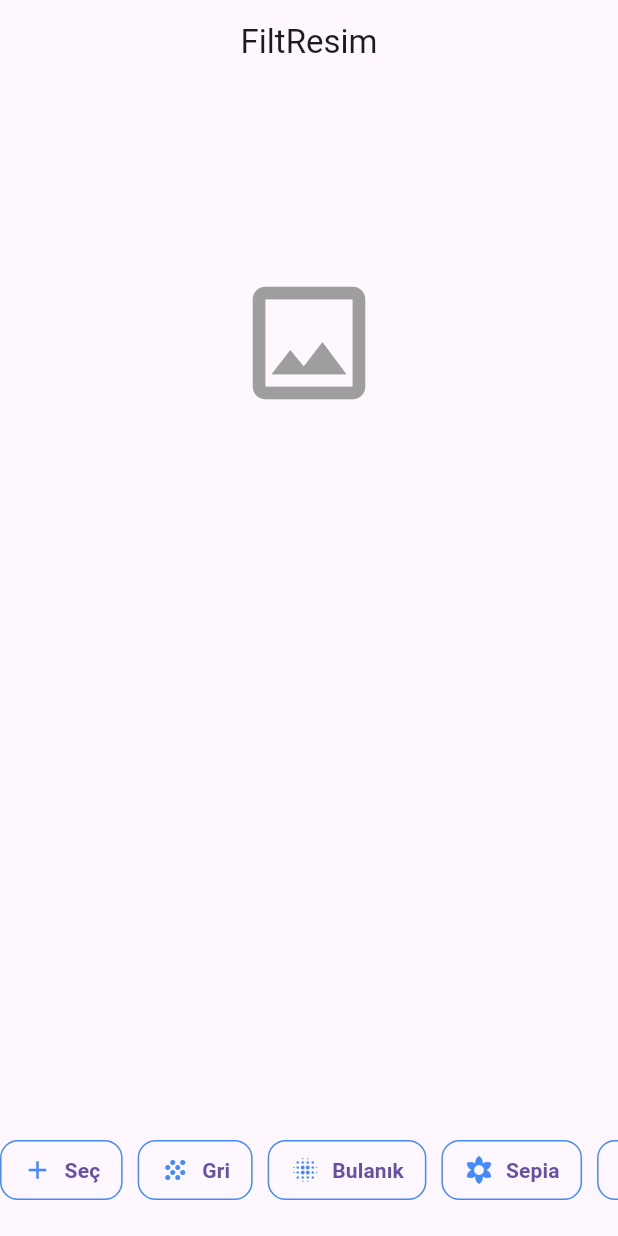
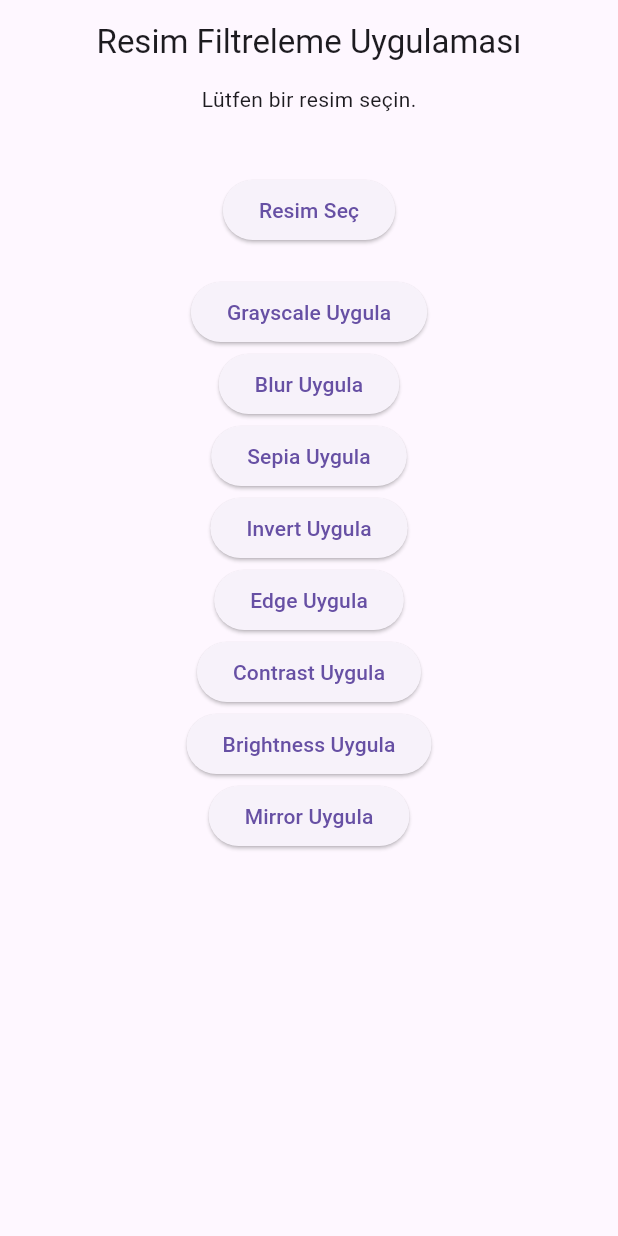
Before and after one commit to kahvecioglu/resimefekti, a Flutter app: the screen it shows after launch, on a phone screen of 412 x 824 dp. Run offline on Flutter 3.47's test engine with Material 3 defaults, Android fonts, the phone set to English and light mode, and no system bars; our stand-ins replace image_picker.

```diff
--- /dev/null
+++ b/lib/image_provider_model.dart
@@ -0,0 +1,13 @@
+import 'dart:typed_data';
+import 'package:flutter/material.dart';
+
+class ImageProviderModel with ChangeNotifier {
+  Uint8List? _selectedImage;
+
+  Uint8List? get selectedImage => _selectedImage;
+
+  void updateSelectedImage(Uint8List image) {
+    _selectedImage = image;
+    notifyListeners(); // UI'yi güncelle
+  }
+}
--- a/lib/main.dart
+++ b/lib/main.dart
@@ -1,110 +1,204 @@
 import 'package:flutter/material.dart';
 import 'package:image_picker/image_picker.dart';
 import 'dart:io';
+import 'package:http/http.dart' as http;
+import 'dart:typed_data';
 import 'package:provider/provider.dart';
-import 'image_processor.dart';
+
+// Resim sağlayıcı sınıfı
+class ImageProviderModel with ChangeNotifier {
+  Uint8List? _selectedImage;
+  Uint8List? _processedImage;
+  bool _isLoading = false;
+
+  Uint8List? get selectedImage => _selectedImage;
+  Uint8List? get processedImage => _processedImage;
+  bool get isLoading => _isLoading;
+
+  void updateSelectedImage(Uint8List image) {
+    _selectedImage = image;
+    notifyListeners(); // UI'yi güncelle
+  }
+
+  void updateProcessedImage(Uint8List image) {
+    _processedImage = image;
+    notifyListeners(); // UI'yi güncelle
+  }
+
+  void setLoading(bool isLoading) {
+    _isLoading = isLoading;
+    notifyListeners(); // UI'yi güncelle
+  }
+}
 
 void main() {
-  runApp(MyApp());
+  runApp(
+    ChangeNotifierProvider(
+      create: (context) => ImageProviderModel(),
+      child: ImageFilterApp(),
+    ),
+  );
 }
 
-class MyApp extends StatelessWidget {
+class ImageFilterApp extends StatelessWidget {
   @override
   Widget build(BuildContext context) {
     return MaterialApp(
-      title: 'FiltResim',
-      theme: ThemeData(
-        primarySwatch: Colors.blue,
-      ),
-      home: ChangeNotifierProvider(
-        create: (context) => ImageProcessor(),
-        child: HomeScreen(),
-      ),
+      debugShowCheckedModeBanner: false,
+      home: HomeScreen(),
     );
   }
 }
 
-class HomeScreen extends StatelessWidget {
+class HomeScreen extends StatefulWidget {
+  @override
+  _HomeScreenState createState() => _HomeScreenState();
+}
+
+class _HomeScreenState extends State<HomeScreen> {
   final ImagePicker _picker = ImagePicker();
+  String _errorMessage = '';
 
-  Future<void> _pickImage(ImageProcessor processor) async {
+  // Resim seçme işlemi
+  Future<void> _pickImage() async {
     final pickedFile = await _picker.pickImage(source: ImageSource.gallery);
     if (pickedFile != null) {
-      processor.setImage(File(pickedFile.path));
+      final imageProvider =
+          Provider.of<ImageProviderModel>(context, listen: false);
+
+      // Resmi Uint8List'e dönüştür
+      final bytes = await File(pickedFile.path).readAsBytes();
+
+      // Provider ile resmi güncelle
+      imageProvider.updateSelectedImage(bytes);
+    }
+  }
+
+  // Filtre uygulama işlemi
+  Future<void> _applyFilter(String filterType) async {
+    final imageProvider =
+        Provider.of<ImageProviderModel>(context, listen: false);
+    if (imageProvider.selectedImage == null) return;
+
+    // Yükleniyor durumunu başlat
+    imageProvider.setLoading(true);
+    _errorMessage = '';
+
+    var request = http.MultipartRequest(
+      'POST',
+      Uri.parse('http://192.168.1.103:5000/process_image'), // API URL
+    );
+
+    // Seçilen resmi API'ye gönder
+    request.files.add(http.MultipartFile.fromBytes(
+      'image',
+      imageProvider.selectedImage!,
+      filename: 'image.jpg',
+    ));
+    request.fields['filter'] = filterType;
+
+    try {
+      var response = await request
+          .send()
+          .timeout(Duration(seconds: 60)); // 60 saniye timeout
+
+      if (response.statusCode == 200) {
+        final bytes = await response.stream.toBytes();
+
+        if (bytes.isNotEmpty) {
+          // Filtrelenmiş resmi güncelle
+          imageProvider.updateProcessedImage(bytes);
+        } else {
+          _errorMessage = 'Gelen veri boş.';
+        }
+      } else {
+        _errorMessage = 'API hatası: ${response.statusCode}';
+      }
+    } catch (e) {
+      _errorMessage = 'API bağlantı hatası: $e';
+    } finally {
+      imageProvider.setLoading(false);
     }
   }
 
   @override
   Widget build(BuildContext context) {
-    final processor = Provider.of<ImageProcessor>(context);
-
     return Scaffold(
       appBar: AppBar(
-        title: Text('FiltResim'),
+        title: Text('Resim Filtreleme Uygulaması'),
         centerTitle: true,
       ),
-      body: Column(
-        children: [
-          Expanded(
-            child: Center(
-              child: processor.originalImage != null
-                  ? Image.file(processor.originalImage!)
-                  : Icon(Icons.image_outlined, size: 100, color: Colors.grey),
-            ),
-          ),
-          Expanded(
-            child: processor.processedImage != null
-                ? Image.file(processor.processedImage!)
-                : SizedBox(),
-          ),
-          SizedBox(height: 10),
-          SingleChildScrollView(
-            scrollDirection: Axis.horizontal,
-            child: Wrap(
-              spacing: 10,
-              runSpacing: 10,
-              alignment: WrapAlignment.center,
+      body: Consumer<ImageProviderModel>(
+        builder: (context, imageProvider, child) {
+          return SingleChildScrollView(
+            child: Column(
+              mainAxisAlignment: MainAxisAlignment.center,
               children: [
-                _buildFilterButton(
-                    Icons.add, 'Seç', () => _pickImage(processor)),
-                _buildFilterButton(Icons.grain, 'Gri',
-                    () => processor.applyFilter('grayscale')),
-                _buildFilterButton(Icons.blur_on, 'Bulanık',
-                    () => processor.applyFilter('blur')),
-                _buildFilterButton(Icons.filter_vintage, 'Sepia',
-                    () => processor.applyFilter('sepia')),
-                _buildFilterButton(Icons.invert_colors, 'Ters',
-                    () => processor.applyFilter('invert')),
-                _buildFilterButton(Icons.shutter_speed, 'Keskin',
-                    () => processor.applyFilter('edge')),
-                _buildFilterButton(Icons.tonality, 'Kontrast',
-                    () => processor.applyFilter('contrast')),
-                _buildFilterButton(Icons.wb_sunny, 'Parlak',
-                    () => processor.applyFilter('brightness')),
-                _buildFilterButton(
-                    Icons.flip, 'Ayna', () => processor.applyFilter('mirror')),
-                _buildFilterButton(Icons.cloud_upload, 'API',
-                    () => processor.sendToPythonAPI()),
+                // Seçilen resmi göster
+                imageProvider.selectedImage == null
+                    ? Text('Lütfen bir resim seçin.')
+                    : Image.memory(imageProvider.selectedImage!),
+                SizedBox(height: 20),
+
+                // Filtrelenmiş resmi göster
+                imageProvider.processedImage == null
+                    ? Container()
+                    : Image.memory(imageProvider.processedImage!),
+                SizedBox(height: 20),
+
+                // Resim seçme butonu
+                ElevatedButton(
+                  onPressed: _pickImage,
+                  child: Text('Resim Seç'),
+                ),
+                SizedBox(height: 20),
+
+                // Filtre uygulama butonları
+                ElevatedButton(
+                  onPressed: () => _applyFilter('grayscale'),
+                  child: Text('Grayscale Uygula'),
+                ),
+                ElevatedButton(
+                  onPressed: () => _applyFilter('blur'),
+                  child: Text('Blur Uygula'),
+                ),
+                ElevatedButton(
+                  onPressed: () => _applyFilter('sepia'),
+                  child: Text('Sepia Uygula'),
+                ),
+                ElevatedButton(
+                  onPressed: () => _applyFilter('invert'),
+                  child: Text('Invert Uygula'),
+                ),
+                ElevatedButton(
+                  onPressed: () => _applyFilter('edge'),
+                  child: Text('Edge Uygula'),
+                ),
+                ElevatedButton(
+                  onPressed: () => _applyFilter('contrast'),
+                  child: Text('Contrast Uygula'),
+                ),
+                ElevatedButton(
+                  onPressed: () => _applyFilter('brightness'),
+                  child: Text('Brightness Uygula'),
+                ),
+                ElevatedButton(
+                  onPressed: () => _applyFilter('mirror'),
+                  child: Text('Mirror Uygula'),
+                ),
+                SizedBox(height: 20),
+
+                // Yükleniyor göstergesi veya hata mesajı
+                imageProvider.isLoading
+                    ? CircularProgressIndicator()
+                    : (_errorMessage.isNotEmpty
+                        ? Text(_errorMessage,
+                            style: TextStyle(color: Colors.red))
+                        : Container()),
               ],
             ),
-          ),
-          SizedBox(height: 20),
-        ],
-      ),
-    );
-  }
-
-  Widget _buildFilterButton(
-      IconData icon, String label, VoidCallback onPressed) {
-    return OutlinedButton.icon(
-      onPressed: onPressed,
-      icon: Icon(icon, size: 20, color: Colors.blueAccent),
-      label: Text(label,
-          style: TextStyle(fontSize: 14, fontWeight: FontWeight.bold)),
-      style: OutlinedButton.styleFrom(
-        padding: EdgeInsets.symmetric(horizontal: 15, vertical: 10),
-        shape: RoundedRectangleBorder(borderRadius: BorderRadius.circular(12)),
-        side: BorderSide(color: Colors.blueAccent),
+          );
+        },
       ),
     );
   }
--- a/pubspec.yaml
+++ b/pubspec.yaml
@@ -40,6 +40,7 @@ dependencies:
   image_picker: ^1.1.2
   flutter_plugin_android_lifecycle: ^2.0.25
   image: ^4.5.3
+  ffi: ^2.0.0
 
 
 dev_dependencies:
```
Also changed, not shown: lib/api_service.dart (deleted, +0 -32 lines), lib/image_processor.dart (deleted, +0 -73 lines), pubspec.lock, 2 other files.
